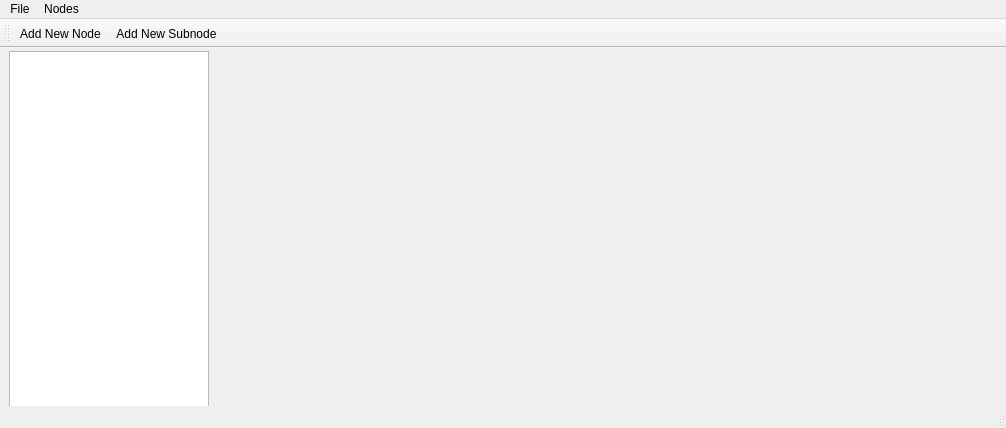
Qt form 3_Solution/TestConexiune/QClient/QClient.ui (Aleexuta/POO-Proiect-NOrg) before a commit.
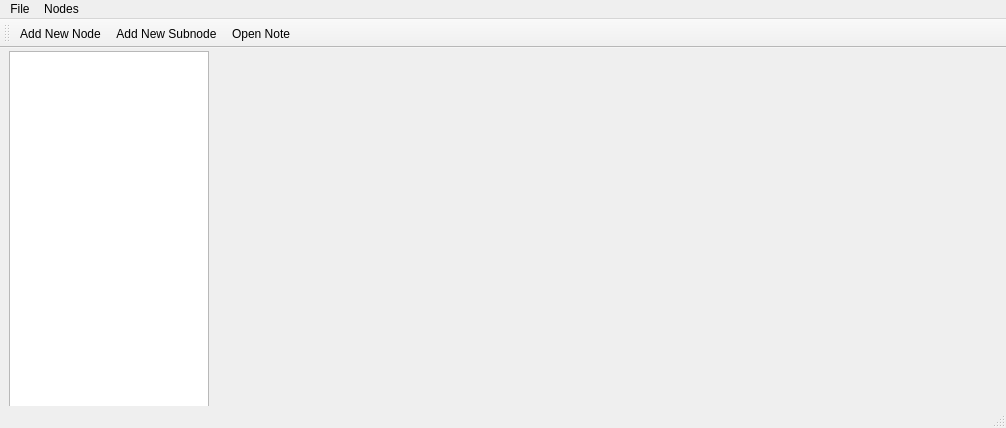
The same form after that commit. Icons and pictures are not drawn.

Diff of the .ui file:
```diff
--- a/3_Solution/TestConexiune/QClient/QClient.ui
+++ b/3_Solution/TestConexiune/QClient/QClient.ui
@@ -123,6 +123,7 @@
    </attribute>
    <addaction name="actionAdd_New_Node"/>
    <addaction name="actionAdd_New_Subnode"/>
+   <addaction name="actionOpen_Note"/>
   </widget>
   <widget class="QStatusBar" name="statusBar"/>
   <action name="actionExit">
@@ -153,6 +154,15 @@
     <string>Delete Node</string>
    </property>
   </action>
+  <action name="actionOpen_Note">
+   <property name="icon">
+    <iconset>
+     <normaloff>../photos/open.png</normaloff>../photos/open.png</iconset>
+   </property>
+   <property name="text">
+    <string>Open Note</string>
+   </property>
+  </action>
  </widget>
  <layoutdefault spacing="6" margin="11"/>
  <resources>
```
Left out of the diff: 1 changed line with no effect on the pictures.
